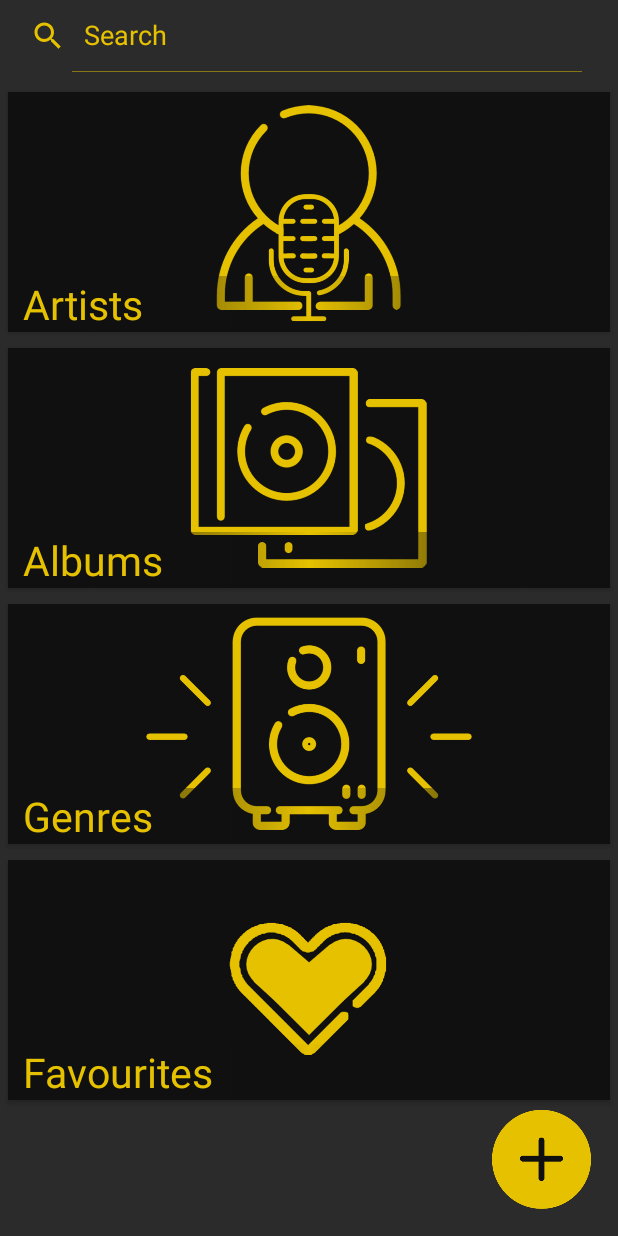
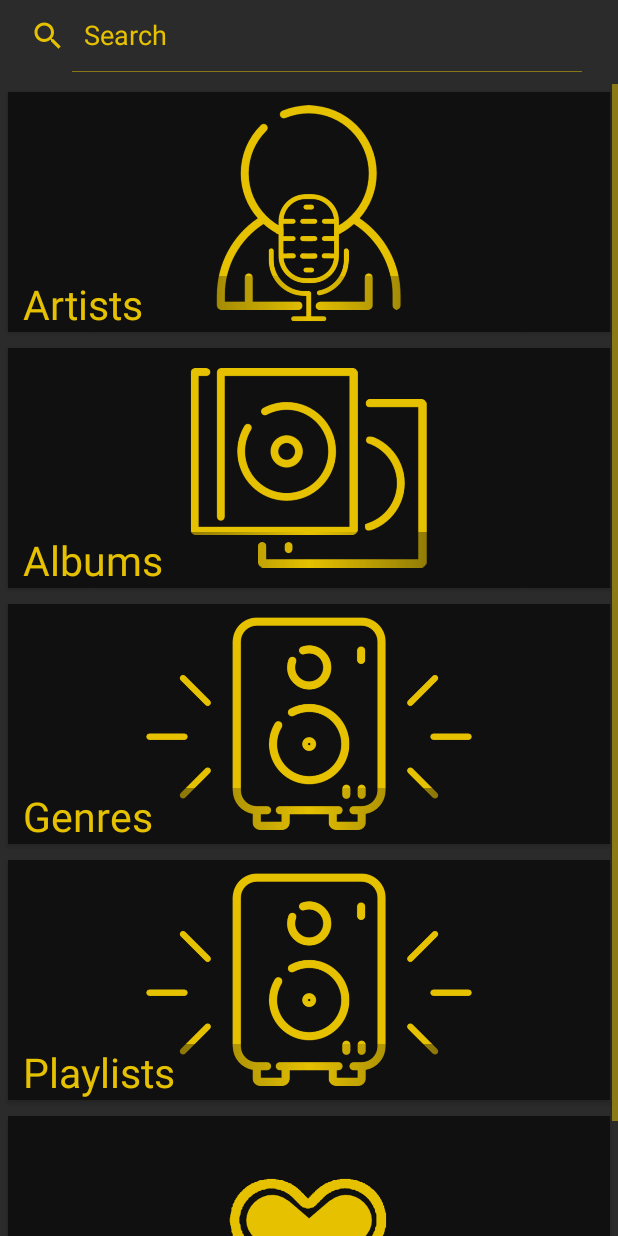
Before and after one commit to FraMecca/Apollon, an Android app: the fragment PlayListsFragment placed in its activity, on a phone screen of 412 x 824 dp. Run offline under Robolectric (Android 15) with nearby library versions, the phone set to English and light mode, and no system bars; our stand-ins replace Picasso; pictures from the network do not load; 7 statements that could not run were skipped.

Commit message:
Started implementation on playlist creation Added custom playlist class Fixed a bug where a failed lyrics request would lead to crashes AllPlaylists and SinglePlaylist requests handled and linked with GUI Created a new async class which both SingleAlbum and SinglePlaylist extend to manage playlist-related request

```diff
--- a/app/src/main/java/com/apollon/adapters/PlaylistAdapter.kt
+++ b/app/src/main/java/com/apollon/adapters/PlaylistAdapter.kt
@@ -40,6 +40,7 @@ class PlaylistAdapter(val playlists: ArrayList<Playlist>, val context: Context)
             is Playlist.AllArtists -> holder.title.text = context.getString(R.string.artists)
             is Playlist.AllAlbums -> holder.title.text = context.getString(R.string.albums)
             is Playlist.AllGenres -> holder.title.text = context.getString(R.string.genres)
+            is Playlist.AllPlaylists -> holder.title.text = context.getString(R.string.playlists)
             is Playlist.Favourites -> holder.title.text = context.getString(R.string.Favourites)
             else -> {
                 holder.title.text = playlist.title
@@ -60,12 +61,20 @@ class PlaylistAdapter(val playlists: ArrayList<Playlist>, val context: Context)
         //CardView listener
         val target = when (playlist) {
             is Playlist.Album -> SongsFragment.newInstance(playlist)
+            is Playlist.Custom -> SongsFragment.newInstance(playlist)
             else -> PlayListsFragment.newInstance(playlist)
         }
+
         holder.itemView.setOnClickListener { (context as MainActivity).replaceFragment(target) }
 
+        //Custom playlist buttons
+        if(playlist is Playlist.Custom) {
+            val deleteButton = holder.itemView.findViewById<Button>(R.id.button_delete)
+            val editButton = holder.itemView.findViewById<Button>(R.id.button_edit)
+            deleteButton.visibility = View.VISIBLE
+            editButton.visibility = View.VISIBLE
             //delete click listener
-        holder.itemView.findViewById<Button>(R.id.button_delete).setOnClickListener {
+            deleteButton.setOnClickListener {
                 //creates alert
                 AlertDialog.Builder(context, R.style.AlertStyle)
                         .setTitle(context.getString(R.string.delete_title))
@@ -84,7 +93,7 @@ class PlaylistAdapter(val playlists: ArrayList<Playlist>, val context: Context)
             }
 
             // edit click listener
-        holder.itemView.findViewById<Button>(R.id.button_edit).setOnClickListener {
+            editButton.setOnClickListener{
                 val editView = LayoutInflater.from(context).inflate(R.layout.modify, null)
                 val editText = editView.findViewById<EditText>(R.id.edit_title)
                 editText.setText(playlist.title)
@@ -105,6 +114,7 @@ class PlaylistAdapter(val playlists: ArrayList<Playlist>, val context: Context)
                         }
                         .create()
                         .show()
+            }
         }
     }
 
--- a/app/src/main/java/com/apollon/classes/Playlist.kt
+++ b/app/src/main/java/com/apollon/classes/Playlist.kt
@@ -8,6 +8,7 @@ sealed class Playlist( val id: String, val title: String, val img_url: String, v
     class AllAlbums : Playlist("AllAlbums", "", "album", 0)
     class AllArtists: Playlist("AllArtists", "", "artist",0)
     class AllGenres : Playlist("AllGenres", "", "genre", 0)
+    class AllPlaylists : Playlist("AllPlaylists", "", "genre", 0)
     class Favourites : Playlist("Favourites", "", "favourites", 0)
 
     class Artist( id: String, title: String, img_url: String, elements: Int) : Playlist(id, title, img_url, elements) {
@@ -19,4 +20,5 @@ sealed class Playlist( val id: String, val title: String, val img_url: String, v
     class Genre( id: String, title: String, img_url: String) : Playlist(id, title, img_url, 0) {
         constructor(id: String, title: String) : this(id, title, "genre")
     }
+    class Custom( id: String, title: String, elements: Int) : Playlist(id, title, "genre", elements)
 }
--- a/app/src/main/java/com/apollon/fragments/PlayListsFragment.kt
+++ b/app/src/main/java/com/apollon/fragments/PlayListsFragment.kt
@@ -23,6 +23,7 @@ import pl.droidsonroids.gif.GifImageView
 class PlayListsFragment : Fragment(), View.OnClickListener {
 
     private val playlists: ArrayList<Playlist> = ArrayList()
+    lateinit var playlist: Playlist
     lateinit var loading: GifImageView
 
     override fun onCreateView(inflater: LayoutInflater, container: ViewGroup?, savedInstanceState: Bundle?
@@ -30,6 +31,11 @@ class PlayListsFragment : Fragment(), View.OnClickListener {
         val mView = inflater.inflate(R.layout.playlists, container, false)
         val search = mView.findViewById<SearchView>(R.id.search)
         val recyclerView = mView.findViewById<RecyclerView>(R.id.recycler_view)
+        playlist =  if(this.arguments != null && this.arguments!!.containsKey("playlist"))
+            this.arguments!!.get("playlist") as Playlist
+        else
+            Playlist.Begin()
+
         loading = mView.findViewById(R.id.loading)
 
         search.setOnQueryTextListener(object : SearchView.OnQueryTextListener {
@@ -42,8 +48,11 @@ class PlayListsFragment : Fragment(), View.OnClickListener {
                 return false
             }
         })
-
-        mView.findViewById<Button>(R.id.new_playlist_button).setOnClickListener(this)
+        if(playlist is Playlist.AllPlaylists){
+            val addButton = mView.findViewById<Button>(R.id.new_playlist_button)
+            addButton.setOnClickListener(this)
+            addButton.visibility = View.VISIBLE
+        }
 
         // Loads elements into the ArrayList
         addPlaylists()
@@ -76,16 +85,11 @@ class PlayListsFragment : Fragment(), View.OnClickListener {
                         .create()
                         .show()
             }
-
         }
     }
 
     // Adds playlists to the empty ArrayList
     private fun addPlaylists() {
-        val playlist: Playlist = if(this.arguments != null && this.arguments!!.containsKey("playlist"))
-                this.arguments!!.get("playlist") as Playlist
-        else
-            Playlist.Begin()
         playlists.clear()
 
 
@@ -94,6 +98,7 @@ class PlayListsFragment : Fragment(), View.OnClickListener {
                 playlists.add(Playlist.AllArtists())
                 playlists.add(Playlist.AllAlbums())
                 playlists.add(Playlist.AllGenres())
+                playlists.add(Playlist.AllPlaylists())
                 playlists.add(Playlist.Favourites())
                 return // break
             }
@@ -103,7 +108,9 @@ class PlayListsFragment : Fragment(), View.OnClickListener {
             is Playlist.AllAlbums -> Server.getAlbums()
             is Playlist.AllArtists -> Server.getArtists()
             is Playlist.AllGenres -> Server.getGenres()
+            is Playlist.AllPlaylists -> Server.getPlaylists()
             is Playlist.Favourites -> {assert(false); return}
+            is Playlist.Custom -> {assert(false); return} // this should have been forwarded to SongsFragments
         }
         if(action is ServerPlaylistResult.Future) {
             action.async.execute()
--- a/app/src/main/res/layout/playlists.xml
+++ b/app/src/main/res/layout/playlists.xml
@@ -41,6 +41,7 @@
             android:layout_height="@dimen/player_play_button_dimension"
             android:layout_gravity="bottom|end"
             android:background="@drawable/plus_button_selector"
-            android:layout_margin="@dimen/floating_button_margin"/>
+            android:layout_margin="@dimen/floating_button_margin"
+            android:visibility="gone"/>
 
 </androidx.coordinatorlayout.widget.CoordinatorLayout>
--- a/app/src/main/res/values/strings.xml
+++ b/app/src/main/res/values/strings.xml
@@ -38,4 +38,5 @@
     <string name="Favourites">Favourites</string>
     <string name="elements">%1$d elements</string>
     <string name="lyrics">Lyrics unavailable</string>
+    <string name="playlists">Playlists</string>
 </resources>
--- a/build.gradle
+++ b/build.gradle
@@ -8,7 +8,7 @@ buildscript {
 
     }
     dependencies {
-        classpath 'com.android.tools.build:gradle:3.5.3'
+        classpath 'com.android.tools.build:gradle:3.6.1'
         classpath "org.jetbrains.kotlin:kotlin-gradle-plugin:$kotlin_version"
         // NOTE: Do not place your application dependencies here; they belong
         // in the individual module build.gradle files
@@ -19,7 +19,6 @@ allprojects {
     repositories {
         google()
         jcenter()
-
     }
 }
 
--- /dev/null
+++ b/gradle.properties
@@ -0,0 +1 @@
+android.useAndroidX = true
```
Also changed, not shown: app/src/main/java/com/apollon/ServerBridge.kt (+137 -33 lines), app/src/main/java/com/apollon/fragments/SongsFragment.kt (+12 -4 lines), 3 other files. Lines whose indentation alone changed are shown as unchanged.
